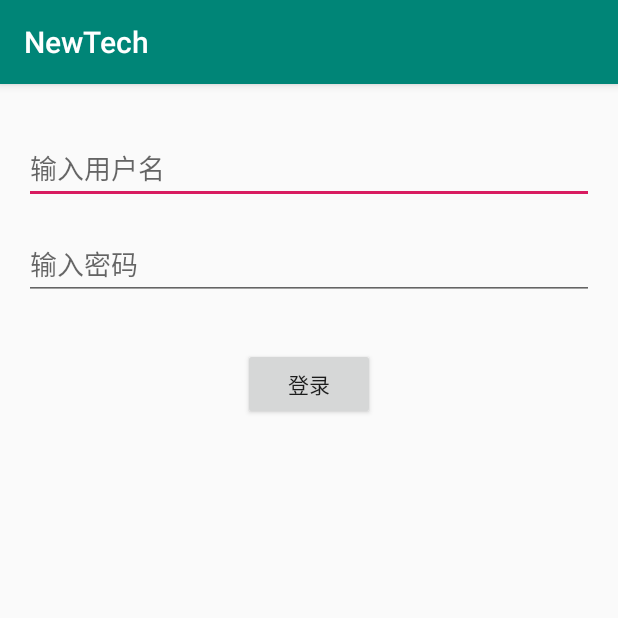
After one commit to feiltel/NewTech, an Android app: the ContentActivity screen opened directly, with no data from a screen before it, on a phone screen of 412 x 824 dp, the top half of it. The commit adds this screen. Run offline under Robolectric (Android 15) with nearby library versions, the phone set to English and light mode, and no system bars.

Commit message:
加入MVP基础

```diff
--- a/app/src/main/AndroidManifest.xml
+++ b/app/src/main/AndroidManifest.xml
@@ -9,7 +9,8 @@
         android:roundIcon="@mipmap/ic_launcher_round"
         android:supportsRtl="true"
         android:theme="@style/AppTheme">
-        <activity android:name=".ConstraintActivity"></activity>
+        <activity android:name=".mvp.ContentActivity"></activity>
+        <activity android:name=".ConstraintActivity" />
         <activity android:name=".MainActivity">
             <intent-filter>
                 <action android:name="android.intent.action.MAIN" />
--- /dev/null
+++ b/app/src/main/java/com/nut2014/newtech/mvp/ContentActivity.java
@@ -0,0 +1,66 @@
+package com.nut2014.newtech.mvp;
+
+import android.content.Intent;
+import android.os.Bundle;
+import android.view.View;
+import android.widget.Button;
+import android.widget.ProgressBar;
+import android.widget.Toast;
+
+import androidx.appcompat.app.AppCompatActivity;
+import androidx.appcompat.widget.AppCompatEditText;
+
+import com.nut2014.newtech.MainActivity;
+import com.nut2014.newtech.R;
+import com.nut2014.newtech.mvp.base.BaseMvpActivity;
+
+import java.util.Objects;
+
+public class ContentActivity extends BaseMvpActivity<ContentView,ContentPresenter> implements ContentView{
+    private ProgressBar pb_view;
+    private AppCompatEditText user_name;
+    private AppCompatEditText password;
+    private Button login_btn;
+    @Override
+    protected void onCreate(Bundle savedInstanceState) {
+        super.onCreate(savedInstanceState);
+        setContentView(R.layout.activity_content);
+        pb_view=findViewById(R.id.pb_view);
+        user_name=findViewById(R.id.user_name);
+        password=findViewById(R.id.password);
+        login_btn=findViewById(R.id.login_btn);
+        login_btn.setOnClickListener(new View.OnClickListener() {
+            @Override
+            public void onClick(View v) {
+                String userNameStr= Objects.requireNonNull(user_name.getText()).toString();
+                String passwordStr= Objects.requireNonNull(password.getText()).toString();
+                getPresenter().login(userNameStr,passwordStr);
+            }
+        });
+    }
+
+    @Override
+    protected ContentPresenter createPresenter() {
+        return new ContentPresenter();
+    }
+
+    @Override
+    public void showLoad() {
+        pb_view.setVisibility(View.VISIBLE);
+    }
+
+    @Override
+    public void dissLoad() {
+        pb_view.setVisibility(View.GONE);
+    }
+
+    @Override
+    public void jumpMain() {
+        startActivity(new Intent(this, MainActivity.class));
+    }
+
+    @Override
+    public void showToast() {
+        Toast.makeText(this,"error",Toast.LENGTH_SHORT).show();
+    }
+}
--- /dev/null
+++ b/app/src/main/java/com/nut2014/newtech/mvp/ContentPresenter.java
@@ -0,0 +1,33 @@
+package com.nut2014.newtech.mvp;
+
+import com.nut2014.newtech.mvp.base.BaseMvpPresenter;
+
+public class ContentPresenter extends BaseMvpPresenter<ContentView> {
+    private final ContentModel contentModel;
+
+    public ContentPresenter() {
+        this.contentModel = new ContentModel();
+    }
+    public void login(String userName,String password){
+        if (getmMvpView()!=null){
+            getmMvpView().showLoad();
+        }
+        contentModel.loginAct(userName, password, new LoginCallBack() {
+            @Override
+            public void success(String msg) {
+                if (getmMvpView()!=null){
+                    getmMvpView().dissLoad();
+                    getmMvpView().jumpMain();
+                }
+            }
+
+            @Override
+            public void error(String msg) {
+                if (getmMvpView()!=null){
+                    getmMvpView().dissLoad();
+                    getmMvpView().showToast();
+                }
+            }
+        });
+    }
+}
--- /dev/null
+++ b/app/src/main/java/com/nut2014/newtech/mvp/ContentView.java
@@ -0,0 +1,10 @@
+package com.nut2014.newtech.mvp;
+
+import com.nut2014.newtech.mvp.base.BaseMvpView;
+
+public interface ContentView extends BaseMvpView {
+    void showLoad();
+    void dissLoad();
+    void jumpMain();
+    void showToast();
+}
--- /dev/null
+++ b/app/src/main/java/com/nut2014/newtech/mvp/LoginCallBack.java
@@ -0,0 +1,6 @@
+package com.nut2014.newtech.mvp;
+
+interface LoginCallBack {
+    void success(String msg);
+    void error(String msg);
+}
--- /dev/null
+++ b/app/src/main/java/com/nut2014/newtech/mvp/base/BaseMvpActivity.java
@@ -0,0 +1,52 @@
+package com.nut2014.newtech.mvp.base;
+
+import android.os.Bundle;
+
+import androidx.annotation.Nullable;
+import androidx.appcompat.app.AppCompatActivity;
+
+public abstract class BaseMvpActivity<V extends BaseMvpView, P extends BaseMvpPresenter<V>> extends AppCompatActivity implements BaseMvpView {
+
+    private P presenter;
+
+    @Override
+    protected void onCreate(@Nullable Bundle savedInstanceState) {
+        super.onCreate(savedInstanceState);
+
+        //创建Presenter
+        if (presenter == null) {
+            presenter = createPresenter();
+        }
+
+        if (presenter == null) {
+            throw new NullPointerException("presenter 不能为空!");
+        }
+        //绑定view
+        presenter.attachMvpView((V) this);
+    }
+
+    @Override
+    protected void onDestroy() {
+        super.onDestroy();
+        //解除绑定
+        if (presenter != null) {
+            presenter.detachMvpView();
+        }
+    }
+
+    /**
+     * 创建Presenter
+     *
+     * @return 子类自己需要的Presenter
+     */
+    protected abstract P createPresenter();
+
+    /**
+     * 获取Presenter
+     *
+     * @return 返回子类创建的Presenter
+     */
+    public P getPresenter() {
+        return presenter;
+    }
+}
--- /dev/null
+++ b/app/src/main/java/com/nut2014/newtech/mvp/base/BaseMvpPresenter.java
@@ -0,0 +1,29 @@
+package com.nut2014.newtech.mvp.base;
+
+public abstract class BaseMvpPresenter<V extends BaseMvpView> {
+
+    private V mMvpView;
+
+    /**
+     * 绑定V层
+     * @param view
+     */
+    public void attachMvpView(V view){
+        this.mMvpView = view;
+    }
+
+    /**
+     * 解除绑定V层
+     */
+    public void detachMvpView(){
+        mMvpView = null;
+    }
+
+    /**
+     * 获取V层
+     * @return
+     */
+    public V getmMvpView() {
+        return mMvpView;
+    }
+}
--- /dev/null
+++ b/app/src/main/java/com/nut2014/newtech/mvp/base/BaseMvpView.java
@@ -0,0 +1,4 @@
+package com.nut2014.newtech.mvp.base;
+
+public interface BaseMvpView {
+}
--- /dev/null
+++ b/app/src/main/res/layout/activity_content.xml
@@ -0,0 +1,44 @@
+<?xml version="1.0" encoding="utf-8"?>
+<FrameLayout xmlns:android="http://schemas.android.com/apk/res/android"
+    xmlns:tools="http://schemas.android.com/tools"
+    android:layout_width="match_parent"
+    android:layout_height="match_parent"
+    xmlns:app="http://schemas.android.com/apk/res-auto"
+    tools:context=".mvp.ContentActivity">
+
+    <androidx.constraintlayout.widget.ConstraintLayout
+        android:layout_width="match_parent"
+        android:layout_margin="16dp"
+        android:layout_height="match_parent" >
+        <androidx.appcompat.widget.AppCompatEditText
+            android:id="@+id/user_name"
+            android:layout_marginTop="16dp"
+            android:hint="输入用户名"
+            app:layout_constraintTop_toTopOf="parent"
+            android:layout_width="match_parent"
+            android:layout_height="wrap_content"/>
+        <androidx.appcompat.widget.AppCompatEditText
+            android:id="@+id/password"
+            android:layout_marginTop="16dp"
+            android:hint="输入密码"
+            app:layout_constraintTop_toBottomOf="@id/user_name"
+            android:layout_width="match_parent"
+            android:layout_height="wrap_content"/>
+        <Button
+            android:id="@+id/login_btn"
+            android:layout_marginTop="32dp"
+            app:layout_constraintLeft_toLeftOf="parent"
+            app:layout_constraintRight_toRightOf="parent"
+            app:layout_constraintTop_toBottomOf="@id/password"
+            android:text="登录"
+            android:layout_width="wrap_content"
+            android:layout_height="wrap_content"/>
+    </androidx.constraintlayout.widget.ConstraintLayout>
+
+    <ProgressBar
+        android:visibility="gone"
+        android:id="@+id/pb_view"
+        android:layout_width="wrap_content"
+        android:layout_height="wrap_content"
+        android:layout_gravity="center" />
+</FrameLayout>
--- a/app/src/main/res/layout/activity_main.xml
+++ b/app/src/main/res/layout/activity_main.xml
@@ -14,6 +14,6 @@
         android:id="@+id/btn2"
         android:layout_width="wrap_content"
         android:layout_height="wrap_content"
-        android:text="Jetpack学习" />
+        android:text="MVP" />
 
 </LinearLayout>
```
Also changed, not shown: app/src/main/java/com/nut2014/newtech/MainActivity.java (+9 -0 lines), app/src/main/java/com/nut2014/newtech/mvp/ContentModel.java (added, +20 -0 lines), 1 other file.
